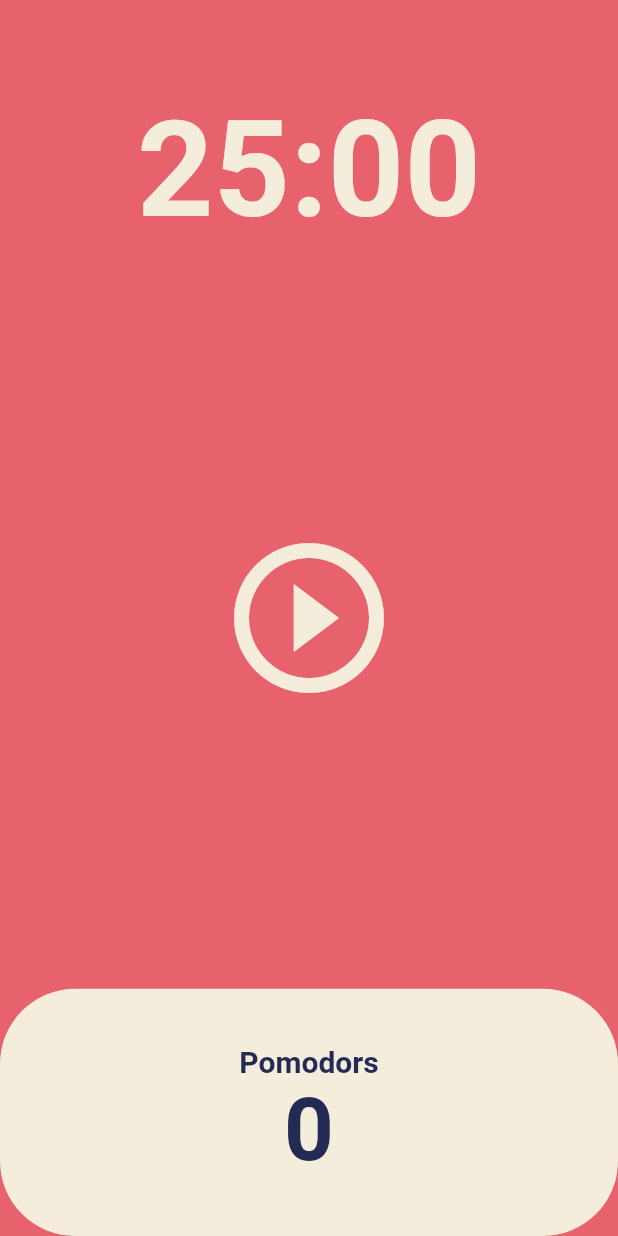
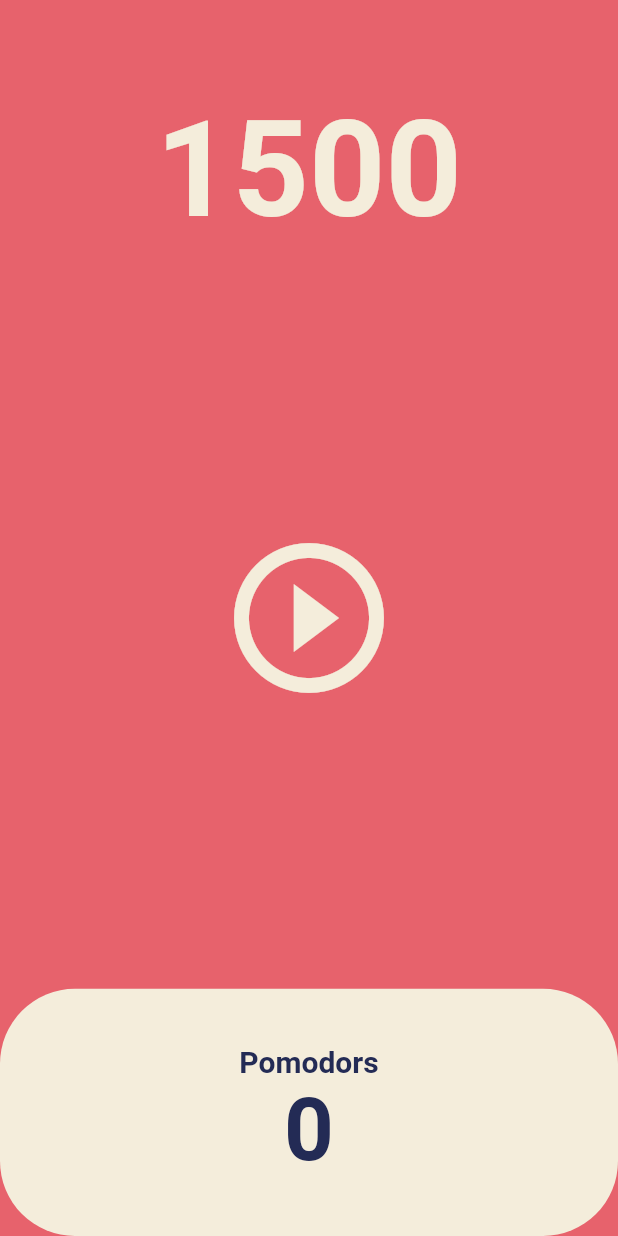
Before and after one commit to Myoungmin/flutter_pomodoro_app, a Flutter app: the screen it shows after launch, on a phone screen of 412 x 824 dp. Run offline on Flutter 3.47's test engine with Material 2 defaults, Android fonts, the phone set to English and light mode, and no system bars.

```diff
--- a/lib/screens/home_screen.dart
+++ b/lib/screens/home_screen.dart
@@ -33,7 +33,7 @@ class _HomeScreenState extends State<HomeScreen> {
             child: Container(
               alignment: Alignment.bottomCenter,
               child: Text(
-                '25:00',
+                '$totalSeconds',
                 style: TextStyle(
                   color: Theme.of(context).cardColor,
                   fontSize: 89,
```
